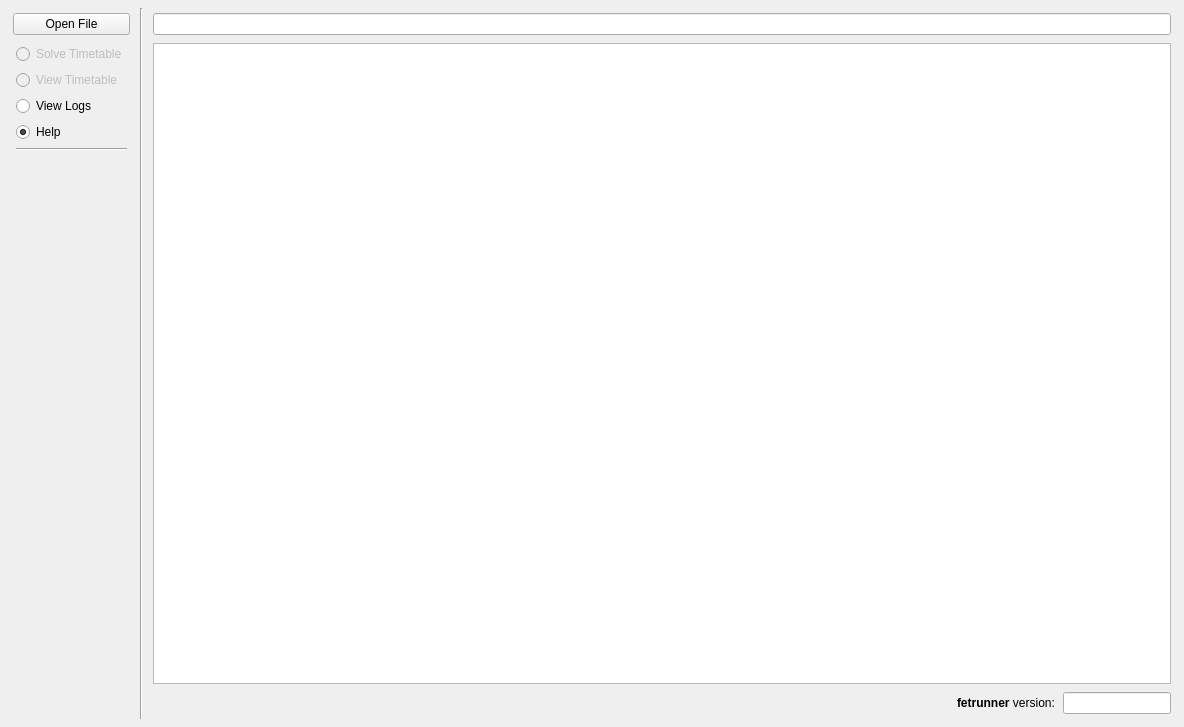
This is gui/mainwindow.ui in gradgrind/fetrunner as Qt 5 draws it before an edit. The edited form follows.
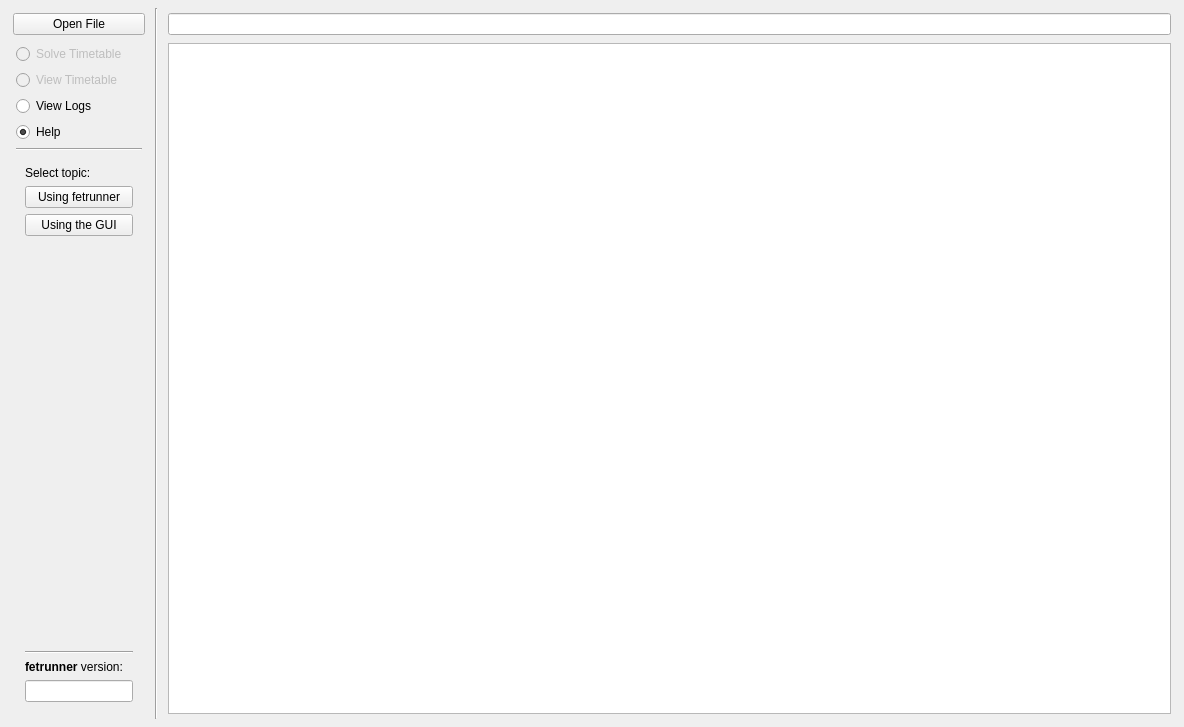
This is the edited form.

Commit message: Add basic docs navigation

```diff
--- a/gui/mainwindow.ui
+++ b/gui/mainwindow.ui
@@ -122,7 +122,7 @@
          <item>
           <widget class="QStackedWidget" name="side_panel_sub">
            <property name="currentIndex">
-            <number>0</number>
+            <number>1</number>
            </property>
            <widget class="QWidget" name="page">
             <layout class="QVBoxLayout" name="verticalLayout_2">
@@ -141,6 +141,77 @@
              </item>
             </layout>
            </widget>
+           <widget class="QWidget" name="page_2">
+            <layout class="QVBoxLayout" name="verticalLayout_5">
+             <item>
+              <widget class="QLabel" name="label_2">
+               <property name="text">
+                <string>Select topic:</string>
+               </property>
+              </widget>
+             </item>
+             <item>
+              <widget class="QPushButton" name="nav_fetrunner">
+               <property name="text">
+                <string>Using fetrunner</string>
+               </property>
+               <property name="checkable">
+                <bool>false</bool>
+               </property>
+              </widget>
+             </item>
+             <item>
+              <widget class="QPushButton" name="nav_gui">
+               <property name="text">
+                <string>Using the GUI</string>
+               </property>
+               <property name="checkable">
+                <bool>false</bool>
+               </property>
+              </widget>
+             </item>
+             <item>
+              <spacer name="verticalSpacer_2">
+               <property name="orientation">
+                <enum>Qt::Orientation::Vertical</enum>
+               </property>
+               <property name="sizeHint" stdset="0">
+                <size>
+                 <width>20</width>
+                 <height>246</height>
+                </size>
+               </property>
+              </spacer>
+             </item>
+             <item>
+              <widget class="Line" name="line_3">
+               <property name="orientation">
+                <enum>Qt::Orientation::Horizontal</enum>
+               </property>
+              </widget>
+             </item>
+             <item>
+              <widget class="QLabel" name="label">
+               <property name="text">
+                <string>&lt;html&gt;&lt;head/&gt;&lt;body&gt;&lt;p&gt;&lt;span style=&quot; font-weight:700;&quot;&gt;fetrunner&lt;/span&gt; version:&lt;/p&gt;&lt;/body&gt;&lt;/html&gt;</string>
+               </property>
+               <property name="textFormat">
+                <enum>Qt::TextFormat::AutoText</enum>
+               </property>
+              </widget>
+             </item>
+             <item>
+              <widget class="QLineEdit" name="fetrunner_version">
+               <property name="sizePolicy">
+                <sizepolicy hsizetype="Fixed" vsizetype="Fixed">
+                 <horstretch>0</horstretch>
+                 <verstretch>0</verstretch>
+                </sizepolicy>
+               </property>
+              </widget>
+             </item>
+            </layout>
+           </widget>
           </widget>
          </item>
         </layout>
@@ -205,43 +276,6 @@
          <item>
           <widget class="QTextBrowser" name="help_view"/>
          </item>
-         <item>
-          <layout class="QHBoxLayout" name="horizontalLayout_3">
-           <item>
-            <spacer name="horizontalSpacer">
-             <property name="orientation">
-              <enum>Qt::Orientation::Horizontal</enum>
-             </property>
-             <property name="sizeHint" stdset="0">
-              <size>
-               <width>40</width>
-               <height>20</height>
-              </size>
-             </property>
-            </spacer>
-           </item>
-           <item>
-            <widget class="QLabel" name="label">
-             <property name="text">
-              <string>&lt;html&gt;&lt;head/&gt;&lt;body&gt;&lt;p&gt;&lt;span style=&quot; font-weight:700;&quot;&gt;fetrunner&lt;/span&gt; version:&lt;/p&gt;&lt;/body&gt;&lt;/html&gt;</string>
-             </property>
-             <property name="textFormat">
-              <enum>Qt::TextFormat::AutoText</enum>
-             </property>
-            </widget>
-           </item>
-           <item>
-            <widget class="QLineEdit" name="fetrunner_version">
-             <property name="sizePolicy">
-              <sizepolicy hsizetype="Fixed" vsizetype="Fixed">
-               <horstretch>0</horstretch>
-               <verstretch>0</verstretch>
-              </sizepolicy>
-             </property>
-            </widget>
-           </item>
-          </layout>
-         </item>
         </layout>
        </widget>
        <widget class="QWidget" name="page_log">
```
The commit also changes 1 other file.
